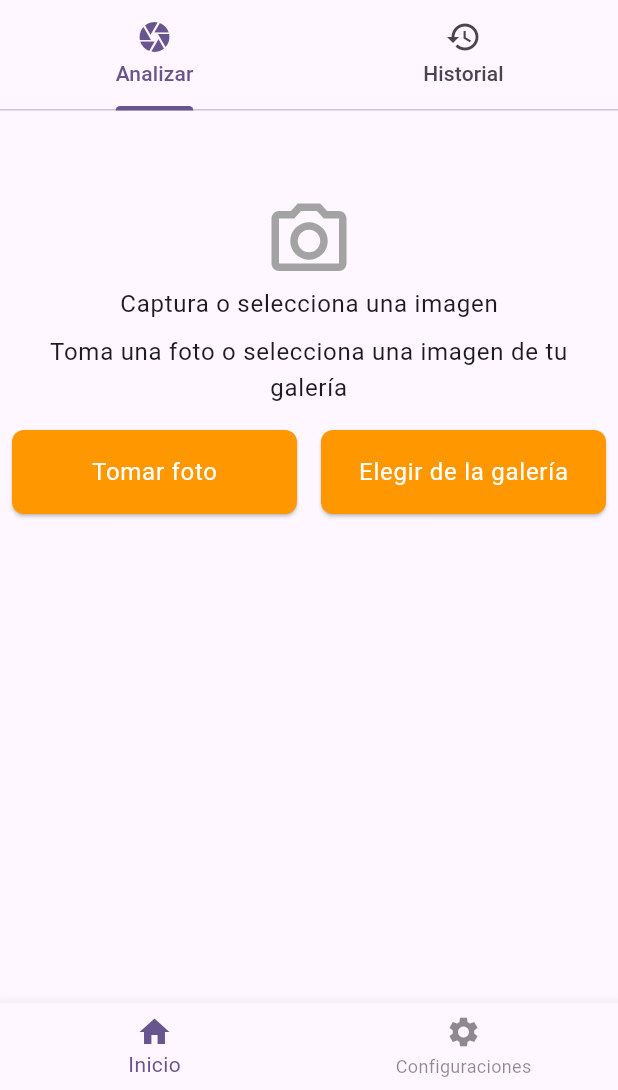
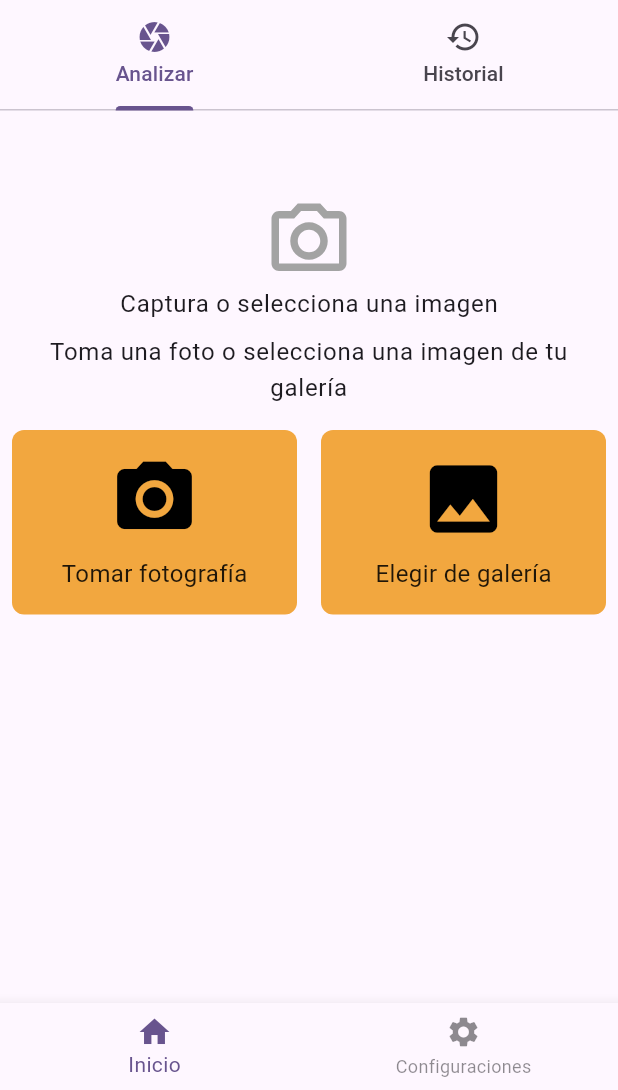
Before and after one commit to MiguelHG2351/vision_parse, a Flutter app: the HomePage screen opened by its route, on a phone screen of 412 x 824 dp, the part 146-1236 px from its top. Run offline on Flutter 3.47's test engine with Material 3 defaults, Android fonts, the light colour scheme and no system bars; our stand-ins replace bloc, equatable, flutter_bloc, flutter_dotenv, flutter_svg, get_it and 9 more; missing offline and left inert: google_mlkit_text_recognition; accounts and stored records are empty.

Commit message:
botones mas bonitos en home

```diff
--- a/lib/widgets/analyze_tab.dart
+++ b/lib/widgets/analyze_tab.dart
@@ -148,44 +148,64 @@ class _AnalyzeTabState extends State<AnalyzeTab> {
                   ),
                 SizedBox(height: 16),
                 if (_selectedImage == null)
-                  Row(
+                 Row(
                     children: [
                       Expanded(
-                        child: ElevatedButton(
-                          style: ButtonStyle(
-                            padding: WidgetStateProperty.all(const EdgeInsets.all(16.0)),
-                            backgroundColor: WidgetStateProperty.all(Colors.orange),
-                            shape: WidgetStateProperty.all(
-                              RoundedRectangleBorder(
-                                borderRadius: BorderRadius.circular(8.0),
-                              ),
+                        child: GestureDetector(
+                          onTap: _takePhoto,
+                          child: Container(
+                            padding: const EdgeInsets.symmetric(vertical: 16),
+                            decoration: BoxDecoration(
+                              color: const Color.fromARGB(255, 242, 167, 63),
+                              borderRadius: BorderRadius.circular(8),
+                            ),
+                            child: Column(
+                              mainAxisSize: MainAxisSize.min,
+                              children: [
+                                Icon(Icons.camera_alt, size: 60, color: Colors.black),
+                                SizedBox(height: 8),
+                                Text(
+                                  'Tomar fotografía',
+                                  style: TextStyle(
+                                    color: Colors.black87,
+                                    fontSize: 16,
+                                  ),
+                                ),
+                              ],
                             ),
                           ),
-                          onPressed: _takePhoto,
-                          child: Text('Tomar foto', style: Theme.of(context).textTheme.bodyLarge?.copyWith(color: Colors.white)),
                         ),
                       ),
                       SizedBox(width: 16),
                       Expanded(
-                        child: ElevatedButton(
-                          style: ButtonStyle(
-                            padding: WidgetStateProperty.all(const EdgeInsets.all(16.0)),
-                            backgroundColor: WidgetStateProperty.all(Colors.orange),
-                            shape: WidgetStateProperty.all(
-                              RoundedRectangleBorder(
-                                borderRadius: BorderRadius.circular(8.0),
-                              ),
-                            ),
-                          ),
-                          onPressed: () {
+                        child: GestureDetector(
+                          onTap: () {
                             if (widget.interstitialAd != null) {
                               widget.interstitialAd!.show();
-                            } else {
-                              debugPrint('Interstitial ad is not ready yet.');
                             }
                             _pickImageFromGallery();
                           },
-                          child: Text('Elegir de la galería', style: Theme.of(context).textTheme.bodyLarge?.copyWith(color: Colors.white)),
+                          child: Container(
+                            padding: const EdgeInsets.symmetric(vertical: 16),
+                            decoration: BoxDecoration(
+                              color: const Color.fromARGB(255, 242, 167, 63),
+                              borderRadius: BorderRadius.circular(8),
+                            ),
+                            child: Column(
+                              mainAxisSize: MainAxisSize.min,
+                              children: [
+                                Icon(Icons.photo, size: 60, color: Colors.black),
+                                SizedBox(height: 8),
+                                Text(
+                                  'Elegir de galería',
+                                  style: TextStyle(
+                                    color: Colors.black87,
+                                    fontSize: 16,
+                                  ),
+                                ),
+                              ],
+                            ),
+                          ),
                         ),
                       ),
                     ],
```
